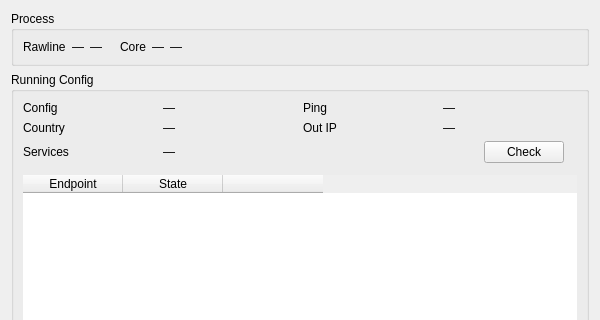
Qt form include/ui/stats/RuntimeStatsWidget.ui (ttrroyy/Rawline) before a commit; both pictures show x 0 to 600 and y 0 to 320 of the 600 by 470 pixel window.
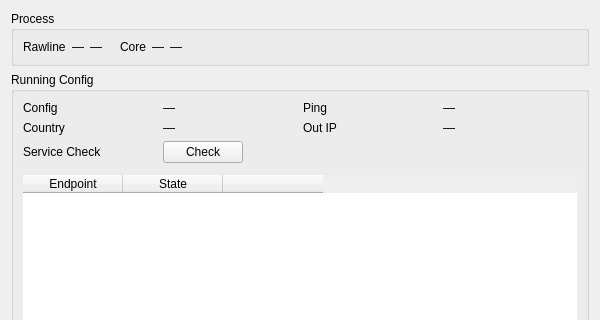
The same form after that commit.

What changed in the file:
```diff
--- a/include/ui/stats/RuntimeStatsWidget.ui
+++ b/include/ui/stats/RuntimeStatsWidget.ui
@@ -181,19 +181,12 @@
         <item row="4" column="0">
          <widget class="QLabel" name="labelServices">
           <property name="text">
-           <string>Services</string>
+           <string>Service Check</string>
           </property>
          </widget>
         </item>
         <item row="4" column="1" colspan="3">
-         <layout class="QHBoxLayout" name="servicesLayout" stretch="1,0,0,0">
-          <item>
-           <widget class="QLabel" name="vServices">
-            <property name="text">
-             <string notr="true">—</string>
-            </property>
-           </widget>
-          </item>
+         <layout class="QHBoxLayout" name="servicesLayout" stretch="0,0,1">
           <item>
            <widget class="QPushButton" name="btnServiceCheck">
             <property name="text">
```
